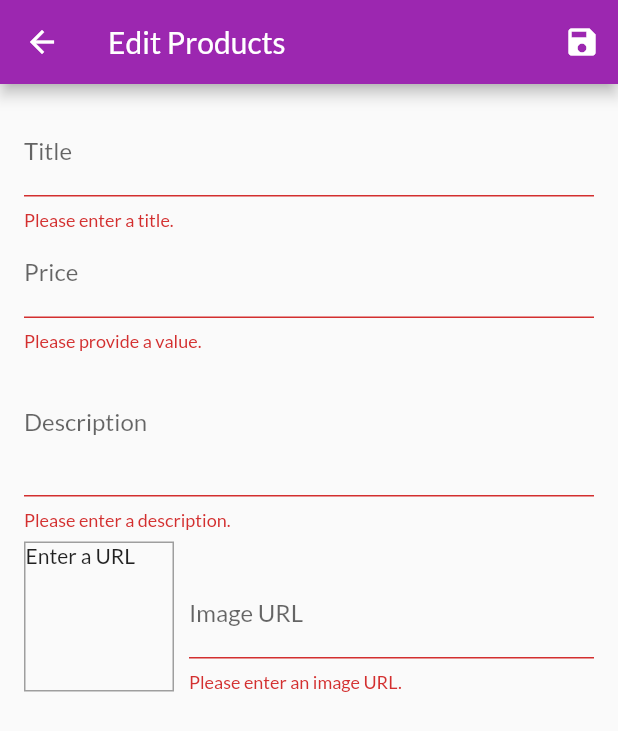
After one commit to greenisgrue/tutorial_shop_app, a Flutter app: the EditProductScreen screen opened by its route, after a tap on the "save" icon, on a phone screen of 412 x 824 dp. The commit adds this screen. Shown: the top 731 px of the screen. Run offline on Flutter 3.47's test engine with Material 2 defaults, Android fonts, the phone set to English and light mode, and no system bars; network calls fail.

Commit message:
finished with module. Now starting with server requests moduel

```diff
--- a/lib/main.dart
+++ b/lib/main.dart
@@ -8,6 +8,8 @@ import './providers/products.dart';
 import './providers/cart.dart';
 import './providers/orders.dart';
 import './screens/orders_screen.dart';
+import './screens/user_products_screen.dart';
+import './screens/edit_product_screen.dart';
 
 void main() => runApp(MyApp());
 
@@ -38,6 +40,8 @@ class MyApp extends StatelessWidget {
             ProductDetailScreen.routeName: (ctx) => ProductDetailScreen(),
             CartScreen.routeName: (ctx) => CartScreen(),
             OrdersScreen.routeName: (ctx) => OrdersScreen(),
+            UserProductsScreen.routeName: (ctx) => UserProductsScreen(),
+            EditProductScreen.routeName: (ctx) => EditProductScreen(),
           }),
     );
   }
--- /dev/null
+++ b/lib/screens/edit_product_screen.dart
@@ -0,0 +1,271 @@
+import 'package:flutter/material.dart';
+import 'package:provider/provider.dart';
+
+import '../providers/product.dart';
+import '../providers/products.dart';
+
+// Since the user may close the app or so we want to locally change before change in app wide state
+class EditProductScreen extends StatefulWidget {
+  static const routeName = '/edit-products';
+
+  @override
+  _EditProductScreenState createState() => _EditProductScreenState();
+}
+
+class _EditProductScreenState extends State<EditProductScreen> {
+  // final _priceFocusNode = FocusNode();
+  final _imageUrlController = TextEditingController();
+  final _imageUrlFocusNode = FocusNode();
+  final _form = GlobalKey<FormState>();
+  var _editedProduct = Product(
+    id: null,
+    title: '',
+    price: 0,
+    description: '',
+    imageUrl: '',
+  );
+  var _initValues = {
+    'title': '',
+    'description': '',
+    'price': '',
+    //'imageUrl': '',
+  };
+  var _isInit = true;
+
+  @override
+  void initState() {
+    _imageUrlFocusNode.addListener(_updateImageUrl);
+    super.initState();
+  }
+
+  @override
+  void didChangeDependencies() {
+    if (_isInit) {
+      final productId = ModalRoute.of(context).settings.arguments as String;
+      if (productId != null) {
+        _editedProduct =
+            Provider.of<Products>(context, listen: false).findById(productId);
+        _initValues = {
+          'title': _editedProduct.title,
+          'description': _editedProduct.description,
+          'price': _editedProduct.price.toString(),
+          //'imagrUrl': '',
+        };
+        _imageUrlController.text = _editedProduct.imageUrl;
+      }
+    }
+    _isInit = false;
+    super.didChangeDependencies();
+  }
+
+  @override
+  void dispose() {
+    // _priceFocusNode.dispose();
+    _imageUrlFocusNode.removeListener(_updateImageUrl);
+    _imageUrlFocusNode.dispose();
+    _imageUrlController.dispose();
+    super.dispose();
+  }
+
+  void _updateImageUrl() {
+    if (!_imageUrlFocusNode.hasFocus) {
+      if ((!_imageUrlController.text.startsWith('http') &&
+              !_imageUrlController.text.startsWith('https')) ||
+          (!_imageUrlController.text.endsWith('png') &&
+              !_imageUrlController.text.endsWith('jpg') &&
+              !_imageUrlController.text.endsWith('jpeg'))) {
+        return;
+      }
+      setState(() {});
+    }
+  }
+
+  void _saveForm() {
+    final isValid = _form.currentState.validate();
+    if (!isValid) {
+      return;
+    }
+    _form.currentState.save();
+    if (_editedProduct.id != null) {
+      Provider.of<Products>(context, listen: false).updateProduct(_editedProduct.id, _editedProduct);
+    } else {
+      Provider.of<Products>(context, listen: false).addProduct(_editedProduct);
+    }
+    Navigator.of(context).pop();
+  }
+
+  @override
+  Widget build(BuildContext context) {
+    // More advanced form input than in myexpenses app
+    return Scaffold(
+      appBar: AppBar(
+        title: Text('Edit Products'),
+        actions: <Widget>[
+          IconButton(
+            icon: Icon(Icons.save),
+            onPressed: _saveForm,
+          ),
+        ],
+      ),
+      body: Padding(
+        padding: const EdgeInsets.all(16.0),
+        child: Form(
+          key: _form,
+          child: ListView(
+            children: <Widget>[
+              TextFormField(
+                initialValue: _initValues['title'],
+                decoration: InputDecoration(labelText: 'Title'),
+                textInputAction: TextInputAction.next,
+                // onFieldSubmitted: (_) {
+                //   FocusScope.of(context).requestFocus(_priceFocusNode);
+                // },
+                validator: (value) {
+                  if (value.isEmpty) {
+                    return 'Please enter a title.';
+                  }
+                  return null;
+                },
+                onSaved: (value) {
+                  _editedProduct = Product(
+                    title: value,
+                    price: _editedProduct.price,
+                    description: _editedProduct.description,
+                    imageUrl: _editedProduct.imageUrl,
+                    id: _editedProduct.id,
+                    isFavorite: _editedProduct.isFavorite,
+                  );
+                },
+              ),
+              TextFormField(
+                initialValue: _initValues['price'],
+                decoration: InputDecoration(labelText: 'Price'),
+                textInputAction: TextInputAction.next,
+                keyboardType: TextInputType.number,
+                // focusNode: _priceFocusNode,
+                validator: (value) {
+                  if (value.isEmpty) {
+                    return 'Please provide a value.';
+                  }
+                  if (double.tryParse(value) == null) {
+                    return 'Please enter a valid number.';
+                  }
+                  if (double.parse(value) <= 0) {
+                    return 'Please enter a number greater than zero.';
+                  }
+                  return null;
+                },
+                onSaved: (value) {
+                  _editedProduct = Product(
+                    title: _editedProduct.title,
+                    price: double.parse(value),
+                    description: _editedProduct.description,
+                    imageUrl: _editedProduct.imageUrl,
+                    id: _editedProduct.id,
+                    isFavorite: _editedProduct.isFavorite,
+                  );
+                },
+              ),
+              TextFormField(
+                initialValue: _initValues['description'],
+                decoration: InputDecoration(labelText: 'Description'),
+                maxLines: 3,
+                keyboardType: TextInputType.multiline,
+                // focusNode: _priceFocusNode,
+                validator: (value) {
+                  if (value.isEmpty) {
+                    return 'Please enter a description.';
+                  }
+                  if (value.length < 10) {
+                    return 'Should be atleast 10 characters long';
+                  }
+                  return null;
+                },
+                onSaved: (value) {
+                  _editedProduct = Product(
+                    title: _editedProduct.title,
+                    price: _editedProduct.price,
+                    description: value,
+                    imageUrl: _editedProduct.imageUrl,
+                    id: _editedProduct.id,
+                    isFavorite: _editedProduct.isFavorite,
+                  );
+                },
+              ),
+              Row(
+                crossAxisAlignment: CrossAxisAlignment.end,
+                children: <Widget>[
+                  Container(
+                    width: 100,
+                    height: 100,
+                    margin: EdgeInsets.only(
+                      top: 8,
+                      right: 10,
+                    ),
+                    decoration: BoxDecoration(
+                      border: Border.all(
+                        width: 1,
+                        color: Colors.grey,
+                      ),
+                    ),
+                    child: _imageUrlController.text.isEmpty
+                        ? Text('Enter a URL')
+                        : FittedBox(
+                            child: Image.network(
+                              _imageUrlController.text,
+                              fit: BoxFit.cover,
+                            ),
+                          ),
+                  ),
+                  Expanded(
+                    // Wrap with expanded as textformfield takes as much space as it can and row has infinite space
+                    child: TextFormField(
+                      initialValue: _initValues['imageUrl'],
+                      decoration: InputDecoration(labelText: 'Image URL'),
+                      keyboardType: TextInputType.url,
+                      textInputAction: TextInputAction.done,
+                      // To get the value of the form before it is submitted
+                      controller: _imageUrlController,
+                      focusNode: _imageUrlFocusNode,
+                      onFieldSubmitted: (_) {
+                        _saveForm();
+                      },
+                      onEditingComplete: () {
+                        setState(() {});
+                      },
+                      validator: (value) {
+                        if (value.isEmpty) {
+                          return 'Please enter an image URL.';
+                        }
+                        if (!value.startsWith('http') &&
+                            !value.startsWith('https')) {
+                          return 'Please enter a valid URL.';
+                        }
+                        if (!value.endsWith('png') &&
+                            !value.endsWith('jpg') &&
+                            !value.endsWith('jpeg')) {
+                          return 'Please enter a valid image URL.';
+                        }
+                        return null;
+                      },
+                      onSaved: (value) {
+                        _editedProduct = Product(
+                          title: _editedProduct.title,
+                          price: _editedProduct.price,
+                          description: _editedProduct.description,
+                          imageUrl: value,
+                          id: _editedProduct.id,
+                          isFavorite: _editedProduct.isFavorite,
+                        );
+                      },
+                    ),
+                  ),
+                ],
+              ),
+            ],
+          ),
+        ),
+      ),
+    );
+  }
+}
--- a/lib/widgets/order_item.dart
+++ b/lib/widgets/order_item.dart
@@ -5,6 +5,7 @@ import 'package:intl/intl.dart';
 
 import '../providers/orders.dart' as ord;
 
+// Stateful eftersom det endast påverkar den här widgeten, eventuellt child widgets
 class OrderItem extends StatefulWidget {
   final ord.OrderItem order;
 
@@ -40,7 +41,9 @@ class _OrderItemState extends State<OrderItem> {
           if (_expanded)
             Container(
               padding: EdgeInsets.symmetric(horizontal: 15, vertical: 4),
+              // Väljer det som är lägst till höjden
               height: min(widget.order.products.length * 20.0 + 10, 100),
+              // Skulle kunna använda builder här
               child: ListView(
                 children: widget.order.products
                     .map(
```
Also changed, not shown: lib/providers/cart.dart (+19 -0 lines), lib/providers/products.dart (+23 -2 lines), lib/screens/user_products_screen.dart (added, +45 -0 lines), lib/widgets/app_drawer.dart (+11 -1 lines), lib/widgets/cart_item.dart (+25 -0 lines), lib/widgets/product_item.dart (+10 -0 lines), lib/widgets/user_product_item.dart (added, +42 -0 lines).
